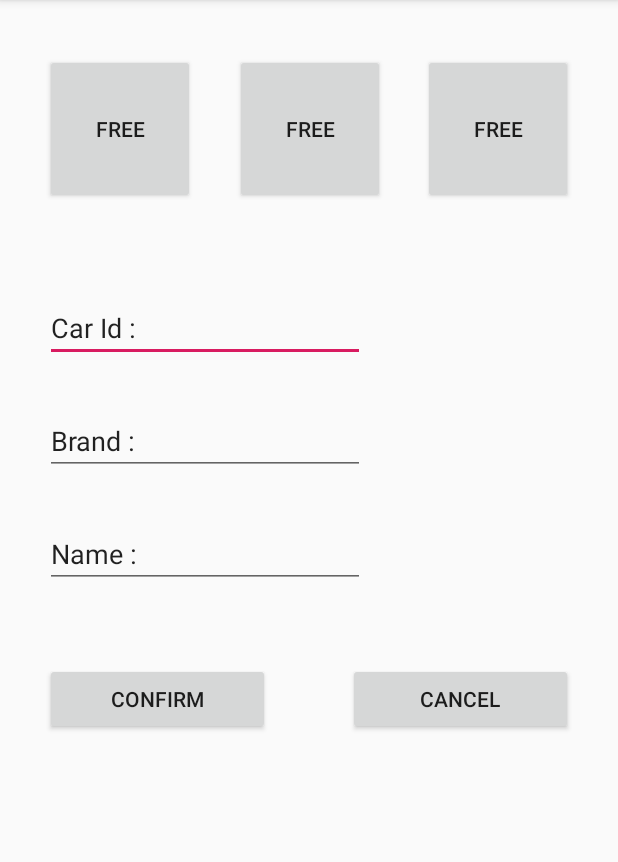
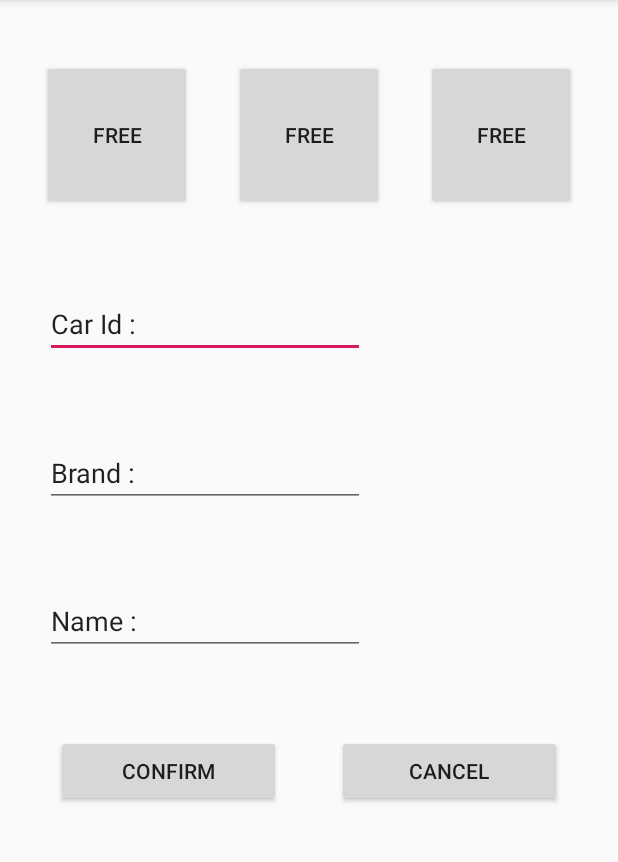
Before and after one commit to maisorawit/ParkingKotlin, an Android app: the screen it shows after launch (MainActivity), on a phone screen of 412 x 824 dp, the part 84-946 px from its top. Run offline under Robolectric (Android 15) with nearby library versions, the phone set to English and light mode, and no system bars.

Commit message:
layout 2

```diff
--- a/app/src/main/java/buu/informatics/s59160135/parking/MainActivity.kt
+++ b/app/src/main/java/buu/informatics/s59160135/parking/MainActivity.kt
@@ -2,11 +2,26 @@ package buu.informatics.s59160135.parking
 
 import androidx.appcompat.app.AppCompatActivity
 import android.os.Bundle
+import android.view.View
+import android.widget.Button
+import android.widget.EditText
 
 class MainActivity : AppCompatActivity() {
 
     override fun onCreate(savedInstanceState: Bundle?) {
         super.onCreate(savedInstanceState)
         setContentView(R.layout.activity_main)
+
+        findViewById<Button>(R.id.confirm_button).setOnClickListener{
+            add(it)
+        }
+
+    }
+
+    private fun add(view: View){
+        val editText1 = findViewById<EditText>(R.id.block1_edit)
+        val editText2 = findViewById<EditText>(R.id.block2_edit)
+        val editText3 = findViewById<EditText>(R.id.block3_edit)
+
     }
 }
--- a/app/src/main/res/layout/activity_main.xml
+++ b/app/src/main/res/layout/activity_main.xml
@@ -10,43 +10,43 @@
         android:id="@+id/b1_button"
         android:layout_width="@dimen/width_button"
         android:layout_height="@dimen/height_button"
-        android:layout_marginStart="30dp"
         android:text="@string/free1_button"
         app:layout_constraintBaseline_toBaselineOf="@+id/b2_button"
+        app:layout_constraintEnd_toStartOf="@+id/b2_button"
+        app:layout_constraintHorizontal_bias="0.5"
         app:layout_constraintStart_toStartOf="parent" />
+
+    <Button
+        android:id="@+id/b3_button"
+        android:layout_width="@dimen/width_button"
+        android:layout_height="@dimen/height_button"
+        android:text="@string/free3_button"
+        app:layout_constraintBaseline_toBaselineOf="@+id/b2_button"
+        app:layout_constraintEnd_toEndOf="parent"
+        app:layout_constraintHorizontal_bias="0.5"
+        app:layout_constraintStart_toEndOf="@+id/b2_button" />
 
     <Button
         android:id="@+id/b2_button"
         android:layout_width="@dimen/width_button"
         android:layout_height="@dimen/height_button"
-        android:layout_marginStart="30dp"
-        android:layout_marginTop="36dp"
-        android:layout_marginEnd="30dp"
+        android:layout_marginTop="40dp"
         android:text="@string/free2_button"
         app:layout_constraintEnd_toStartOf="@+id/b3_button"
-        app:layout_constraintHorizontal_bias="0.473"
+        app:layout_constraintHorizontal_bias="0.5"
         app:layout_constraintStart_toEndOf="@+id/b1_button"
         app:layout_constraintTop_toTopOf="parent" />
 
-    <Button
-        android:id="@+id/b3_button"
-        android:layout_width="@dimen/width_button"
-        android:layout_height="@dimen/height_button"
-        android:layout_marginEnd="30dp"
-        android:text="@string/free3_button"
-        app:layout_constraintBaseline_toBaselineOf="@+id/b2_button"
-        app:layout_constraintEnd_toEndOf="parent" />
-
     <EditText
-        android:id="@+id/block1_editText"
+        android:id="@+id/block1_edit"
         android:layout_width="wrap_content"
         android:layout_height="wrap_content"
         android:layout_marginStart="30dp"
-        android:layout_marginTop="60dp"
         android:autofillHints=""
         android:ems="10"
         android:inputType="textPersonName"
         android:text="@string/block1_edit"
+        app:layout_constraintBottom_toTopOf="@+id/block2_edit"
         app:layout_constraintStart_toStartOf="parent"
         app:layout_constraintTop_toBottomOf="@+id/b1_button" />
 
@@ -55,22 +55,22 @@
         android:layout_width="wrap_content"
         android:layout_height="wrap_content"
         android:layout_marginStart="30dp"
-        android:layout_marginTop="30dp"
         android:ems="10"
         android:inputType="textPersonName"
         android:text="@string/brand_edit"
+        app:layout_constraintBottom_toTopOf="@+id/block3_edit"
         app:layout_constraintStart_toStartOf="parent"
-        app:layout_constraintTop_toBottomOf="@+id/block1_editText" />
+        app:layout_constraintTop_toBottomOf="@+id/block1_edit" />
 
     <EditText
         android:id="@+id/block3_edit"
         android:layout_width="wrap_content"
         android:layout_height="wrap_content"
         android:layout_marginStart="30dp"
-        android:layout_marginTop="30dp"
         android:ems="10"
         android:inputType="textPersonName"
         android:text="@string/name_edit"
+        app:layout_constraintBottom_toTopOf="@+id/confirm_button"
         app:layout_constraintStart_toStartOf="parent"
         app:layout_constraintTop_toBottomOf="@+id/block2_edit" />
 
@@ -78,18 +78,22 @@
         android:id="@+id/confirm_button"
         android:layout_width="@dimen/select_button"
         android:layout_height="wrap_content"
-        android:layout_marginStart="30dp"
-        android:layout_marginTop="50dp"
+        android:layout_marginTop="300dp"
+        android:layout_marginBottom="180dp"
         android:text="@string/confirm_button"
+        app:layout_constraintBottom_toBottomOf="parent"
+        app:layout_constraintEnd_toStartOf="@+id/cancel_button"
+        app:layout_constraintHorizontal_bias="0.5"
         app:layout_constraintStart_toStartOf="parent"
-        app:layout_constraintTop_toBottomOf="@+id/block3_edit" />
+        app:layout_constraintTop_toBottomOf="@+id/b2_button" />
 
     <Button
         android:id="@+id/cancel_button"
         android:layout_width="@dimen/select_button"
         android:layout_height="wrap_content"
-        android:layout_marginEnd="30dp"
         android:text="@string/cancel_button"
+        app:layout_constraintBaseline_toBaselineOf="@+id/confirm_button"
         app:layout_constraintEnd_toEndOf="parent"
-        app:layout_constraintTop_toTopOf="@+id/confirm_button" />
+        app:layout_constraintHorizontal_bias="0.5"
+        app:layout_constraintStart_toEndOf="@+id/confirm_button" />
 </androidx.constraintlayout.widget.ConstraintLayout>
```
